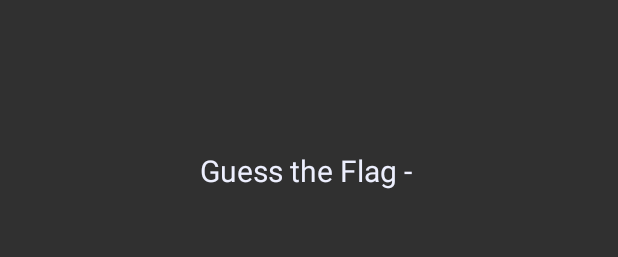
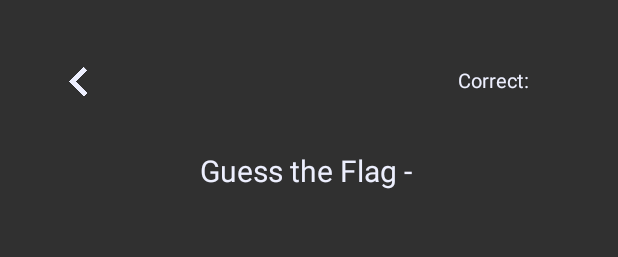
Before and after one commit to Zesshi/Geo.io, an Android app: the layout activity_guess_the_flag_continent.xml on its own in the app's theme, with its tools: preview values and no code run, on a phone screen of 412 x 824 dp. Shown: the top 257 px of the screen. Run offline under Robolectric (Android 15) with nearby library versions, the phone set to English and light mode, and no system bars.

Commit message:
Flags filtered by Continents

```diff
--- a/app/src/main/AndroidManifest.xml
+++ b/app/src/main/AndroidManifest.xml
@@ -26,6 +26,9 @@
             android:name=".GuessTheFlagContinentHostActivity"
             android:exported="false" />
         <activity
+            android:name=".GuessTheFlagContinentActivity"
+            android:exported="false" />
+        <activity
             android:name=".MainActivity"
             android:exported="true">
             <intent-filter>
--- a/app/src/main/res/layout/activity_guess_the_flag_continent.xml
+++ b/app/src/main/res/layout/activity_guess_the_flag_continent.xml
@@ -102,4 +102,28 @@
         app:layout_constraintStart_toStartOf="parent"
         app:layout_constraintTop_toBottomOf="@+id/continentName" />
 
+    <androidx.constraintlayout.utils.widget.ImageFilterView
+        android:id="@+id/returnArr"
+        android:layout_width="27dp"
+        android:layout_height="21dp"
+        android:layout_marginStart="40dp"
+        android:layout_marginTop="44dp"
+        app:layout_constraintStart_toStartOf="parent"
+        app:layout_constraintTop_toTopOf="parent"
+        app:srcCompat="@drawable/arrow"
+        tools:srcCompat="@drawable/arrow" />
+
+    <TextView
+        android:id="@+id/correctTxt"
+        android:layout_width="wrap_content"
+        android:layout_height="wrap_content"
+        android:layout_marginTop="44dp"
+        android:layout_marginEnd="56dp"
+        android:text="Correct: "
+        android:textColor="#EDEFFE"
+        android:textSize="13sp"
+        app:layout_constraintEnd_toEndOf="parent"
+        app:layout_constraintTop_toTopOf="parent"
+        tools:ignore="MissingConstraints" />
+
 </androidx.constraintlayout.widget.ConstraintLayout>
```
Also changed, not shown: app/src/main/java/net/ictcampus/geoio/GuessTheFlagContinentActivity.java (+151 -40 lines).
